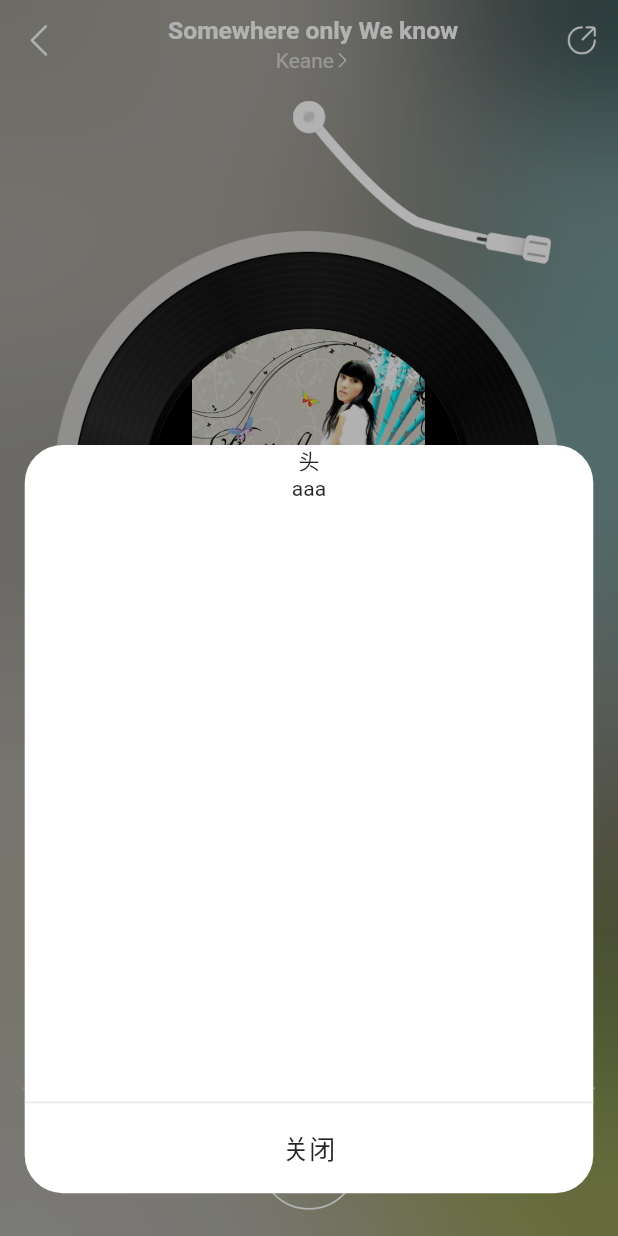
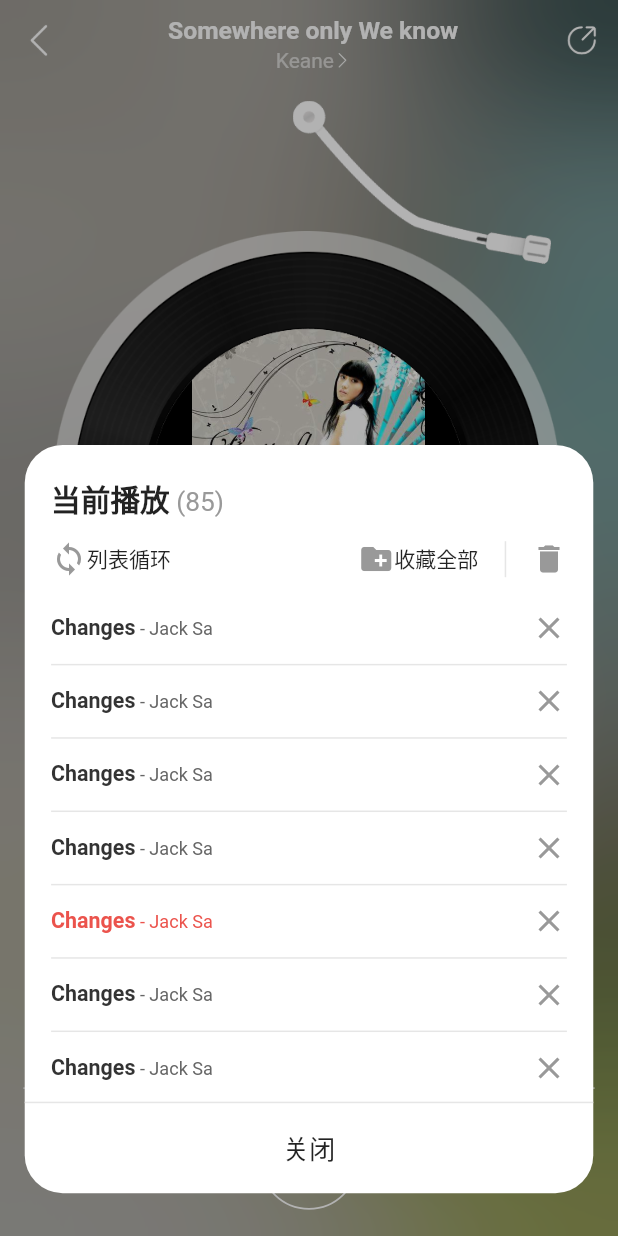
Before and after one commit to Anlans/musicPlayer, a Flutter app: the PlayerPage screen opened by its route, item 4 of the bottom bar chosen, on a phone screen of 412 x 824 dp. Run offline on Flutter 3.47's test engine with Material 2 defaults, Android fonts, the phone set to English and light mode, and no system bars; our stand-ins replace audioplayers, carousel_slider, flutter_hooks.

Commit message:
完成播放列表的UI

```diff
--- a/lib/pages/player/play_list.dart
+++ b/lib/pages/player/play_list.dart
@@ -1,5 +1,26 @@
 import 'package:flutter/material.dart';
 import 'package:musicplayer/util/screen_util.dart';
+//播放列表
+const activeID='5';
+
+const items=[
+  {'id': '1', 'title':'Changes', 'artist': 'Jack Sa'},
+  {'id': '2', 'title':'Changes', 'artist': 'Jack Sa'},
+  {'id': '3', 'title':'Changes', 'artist': 'Jack Sa'},
+
+  {'id': '4', 'title':'Changes', 'artist': 'Jack Sa'},
+  {'id': '5', 'title':'Changes', 'artist': 'Jack Sa'},
+  {'id': '6', 'title':'Changes', 'artist': 'Jack Sa'},
+
+  {'id': '7', 'title':'Changes', 'artist': 'Jack Sa'},
+  {'id': '8', 'title':'Changes', 'artist': 'Jack Sa'},
+  {'id': '9', 'title':'Changes', 'artist': 'Jack Sa'},
+
+  {'id': '10', 'title':'Changes', 'artist': 'Jack Sa'},
+  {'id': '11', 'title':'Changes', 'artist': 'Jack Sa'},
+  {'id': '12', 'title':'Changes', 'artist': 'Jack Sa'},
+];
+
 //播放列表遮罩
 void showPlayList(BuildContext context){
   final screen=Screen(context);
@@ -27,27 +48,97 @@ void showPlayList(BuildContext context){
                 ),
                 child: Column(
                   children: [
+                    _Header(),
+                    _List(),
+                    _Footer(),
+                  ],
+                ),
+              ),
+            )
+          ],
+        ),
+      );
+    }
+  );
 
-                    Container(
+}
+
+
+class _Header extends StatelessWidget{
+  @override
+  Widget build(BuildContext context) {
+    final screen=Screen(context);
+    final borderColor=Color(0xffe6e6e6);
+    return Container(
+      padding: EdgeInsets.only(left: screen.calc(32), right: screen.calc(32), bottom: screen.calc(18)),
       child: Column(
         children: [
-                          Text('头'),
+          Padding(
+            padding: EdgeInsets.only(top: screen.calc(38)),
+            child: Row(
+              mainAxisAlignment: MainAxisAlignment.start,//主轴轴心居左
+              children: [
+                Text.rich(
+                  TextSpan(
+                    children: [
+                      TextSpan(
+                        text: '当前播放',
+                        style: TextStyle(
+                          fontSize: screen.calc(36),
+                          fontWeight: FontWeight.w700,
+                        )
+                      ),
+                      TextSpan(text: ' (85)', style: TextStyle(fontSize: screen.calc(32), color: Color(0xff999999))),
+
+                    ],
+                  ),
+                ),
               ],
             ),
           ),
 
-
-                    Expanded(
-                      child: SingleChildScrollView(
-                        child: Container(
-                          padding: EdgeInsets.only(left: screen.calc(32), right: screen.calc(32)),
-                          child: Text('aaa'),
+          Padding(
+            padding: EdgeInsets.only(top: screen.calc(26)),
+            child: Row(
+              children: [
+                Row(
+                  children: [
+                    Icon(Icons.loop, color: Color(0xff999999)),
+                    Text('列表循环',),
+                  ],
+                ),
+                Spacer(),
+                Padding(
+                  padding: EdgeInsets.only(right: screen.calc(32)),
+                  child: Row(
+                    children: [
+                      Icon(Icons.create_new_folder, color: Color(0xff999999)),
+                      Text('收藏全部'),
+                    ],
                   ),
                 ),
+                Container(
+                  decoration: BoxDecoration(
+                    border: Border(left: BorderSide(width: 1, color: Color(0xffe6e6e6))),//中间的小分隔符
                   ),
+                  padding: EdgeInsets.only(left: screen.calc(30)),
+                  child: Icon(Icons.delete, color: Color(0xff999999),),
+                ),
+              ],
+            ),
+          ),
+        ],
+      ),
+    );
+  }
+}
 
-
-                    GestureDetector(
+class _Footer extends StatelessWidget{
+  @override
+  Widget build(BuildContext context) {
+    final screen=Screen(context);
+    final borderColor=Color(0xffe6e6e6);
+    return GestureDetector(
       onTap: (){
         Navigator.pop(context);
       },
@@ -60,17 +151,75 @@ void showPlayList(BuildContext context){
           child: Text('关闭', style: TextStyle(fontSize: screen.calc(32),),),
         ),
       ),
+    );
+  }
+}
+
+class _List extends StatelessWidget{
+  @override
+  Widget build(BuildContext context) {
+    final screen=Screen(context);
+    final borderColor=Color(0xffe6e6e6);
+    return Expanded(
+      child: SingleChildScrollView(
+        child: Container(
+          padding: EdgeInsets.only(left: screen.calc(32), right: screen.calc(32)),
+          child: Column(
+            children: items.map((item)=>_ListItem(
+              title: item['title'],
+              artist: item['artist'],
+              active: activeID==item['id'],//使播放列表当前正在播放的歌曲红色
+            )).toList(),
+          ),
+        ),
+      ),
+    );
+  }
+}
+
+class _ListItem extends StatelessWidget{
+  final String title;//歌曲名
+  final String artist;//歌手
+  final bool active;//歌曲是否播放中（激活状态）
+
+  _ListItem({Key key, this.title, this.artist, this.active=false}):super(key: key);
+
+  @override
+  Widget build(BuildContext context) {
+    final screen=Screen(context);
+
+    return Container(
+      height: screen.calc(89),
+      decoration: BoxDecoration(
+        border: Border(bottom: BorderSide(width: 1, color: Color(0xffe6e6e6)),),
+      ),
+      child: Row(
+        children: [
+          Text.rich(TextSpan(children: [
+
+            TextSpan(
+              text: title,
+              style: TextStyle(
+                fontSize: screen.calc(26),
+                fontWeight: FontWeight.w700,
+                color: active?Color(0xffeb534c):Color(0xff333333),
+              ),
             ),
 
+            TextSpan(
+              text: ' - $artist',
+              style: TextStyle(
+                color: active?Color(0xffeb534c):Color(0xff666666),
+                fontSize: screen.calc(22),
 
-                  ],
               ),
             ),
-            )
+
+          ])),
+          Spacer(),
+          Icon(Icons.close, color: Color(0xff999999),),
         ],
       ),
     );
   }
-  );
-
 }
```
Lines whose indentation alone changed are shown as unchanged.
